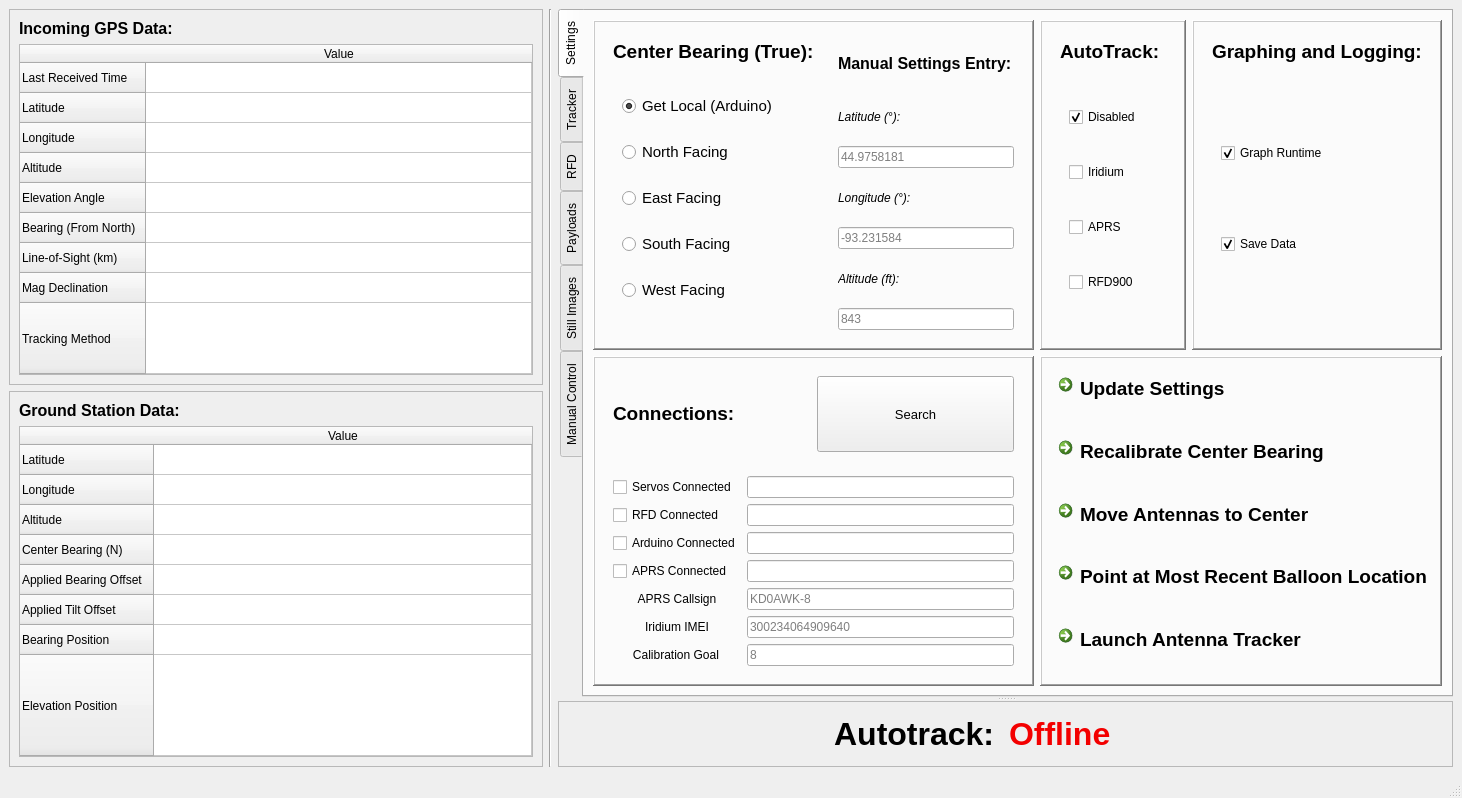
Above: trackermain.ui from MNSGC-Ballooning/Antenna-Tracker-and-RFD-Controls-GUI before the change. Below: the same form after it.
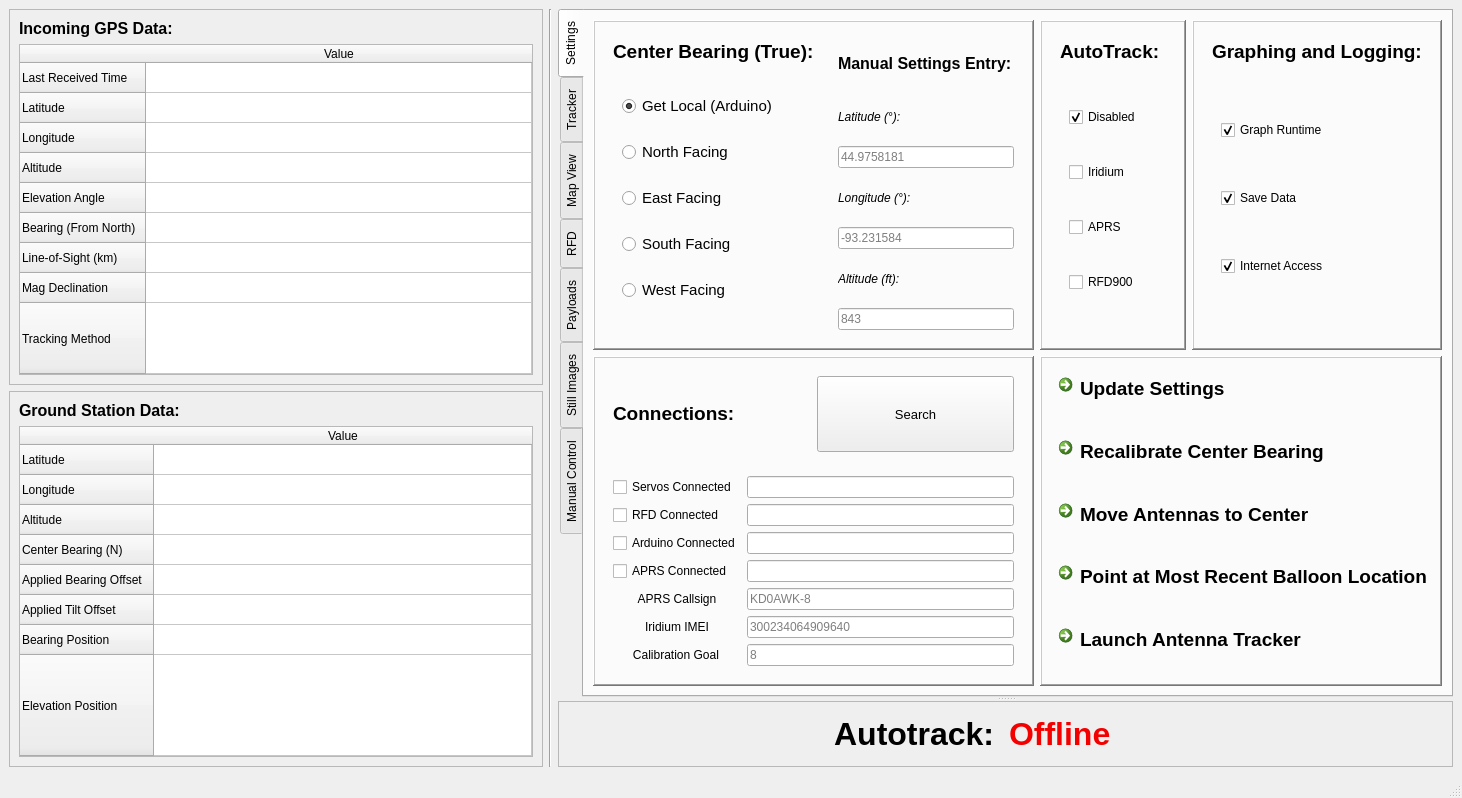
That is the form after the change. The open tabs and pages were chosen to show the change.

Commit message: Added the Map View, as well as the maps for payloads. Uses Google Maps API

```diff
--- a/trackermain.ui
+++ b/trackermain.ui
@@ -918,6 +918,16 @@
                     </property>
                    </widget>
                   </item>
+                  <item row="2" column="0">
+                   <widget class="QCheckBox" name="internetCheckBox">
+                    <property name="text">
+                     <string>Internet Access</string>
+                    </property>
+                    <property name="checked">
+                     <bool>true</bool>
+                    </property>
+                   </widget>
+                  </item>
                  </layout>
                 </widget>
                </item>
@@ -1106,6 +1116,16 @@
          </item>
         </layout>
        </widget>
+       <widget class="QWidget" name="MapView">
+        <attribute name="title">
+         <string>Map View</string>
+        </attribute>
+        <layout class="QGridLayout" name="gridLayout_22">
+         <item row="0" column="0">
+          <layout class="QGridLayout" name="mapViewGridLayout"/>
+         </item>
+        </layout>
+       </widget>
        <widget class="QWidget" name="RFDCommands">
         <attribute name="title">
          <string>RFD</string>
```
Left out of the diff: 2 changed lines with no effect on the pictures. The commit also changes 39 other files.
